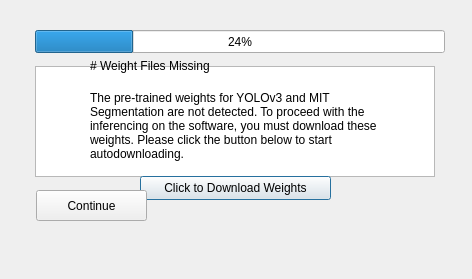
First picture: the form in src/qt_designer_file/weightDownloader.ui, repository rettholzapfel33/Noisey-image, before the edit.
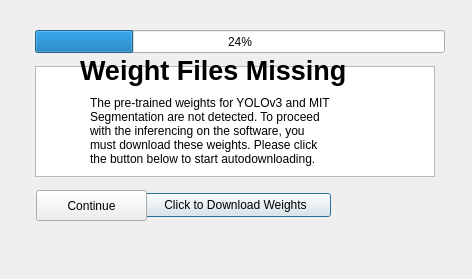
Second picture: the form after the edit.

Patch:
```diff
--- a/src/qt_designer_file/weightDownloader.ui
+++ b/src/qt_designer_file/weightDownloader.ui
@@ -43,7 +43,7 @@
    <property name="geometry">
     <rect>
      <x>140</x>
-     <y>176</y>
+     <y>193</y>
      <width>191</width>
      <height>24</height>
     </rect>
@@ -52,38 +52,6 @@
     <string>Click to Download Weights</string>
    </property>
   </widget>
-  <widget class="QLabel" name="detailExplain">
-   <property name="geometry">
-    <rect>
-     <x>90</x>
-     <y>75</y>
-     <width>291</width>
-     <height>101</height>
-    </rect>
-   </property>
-   <property name="text">
-    <string>The pre-trained weights for YOLOv3 and MIT Segmentation are not detected. To proceed with the inferencing on the software, you must download these weights. Please click the button below to start autodownloading.</string>
-   </property>
-   <property name="wordWrap">
-    <bool>true</bool>
-   </property>
-  </widget>
-  <widget class="QLabel" name="titleExplain">
-   <property name="geometry">
-    <rect>
-     <x>90</x>
-     <y>40</y>
-     <width>291</width>
-     <height>51</height>
-    </rect>
-   </property>
-   <property name="text">
-    <string># Weight Files Missing</string>
-   </property>
-   <property name="textFormat">
-    <enum>Qt::MarkdownText</enum>
-   </property>
-  </widget>
   <widget class="QPushButton" name="afterDownload">
    <property name="geometry">
     <rect>
@@ -97,6 +65,32 @@
     <string>Continue</string>
    </property>
   </widget>
+  <widget class="QLabel" name="titleExplain">
+   <property name="geometry">
+    <rect>
+     <x>80</x>
+     <y>40</y>
+     <width>341</width>
+     <height>61</height>
+    </rect>
+   </property>
+   <property name="text">
+    <string>&lt;html&gt;&lt;head/&gt;&lt;body&gt;&lt;p&gt;&lt;span style=&quot; font-size:20pt; font-weight:600;&quot;&gt;Weight Files Missing&lt;/span&gt;&lt;/p&gt;&lt;/body&gt;&lt;/html&gt;</string>
+   </property>
+  </widget>
+  <widget class="QLabel" name="detailExplain">
+   <property name="geometry">
+    <rect>
+     <x>90</x>
+     <y>86</y>
+     <width>291</width>
+     <height>91</height>
+    </rect>
+   </property>
+   <property name="text">
+    <string>&lt;html&gt;&lt;head/&gt;&lt;body&gt;&lt;p&gt;The pre-trained weights for YOLOv3 and MIT &lt;br&gt; Segmentation are not detected. To proceed &lt;br&gt; with the inferencing on the software, you &lt;br&gt; must download these weights. Please click &lt;br&gt; the button below to start autodownloading.&lt;/p&gt;&lt;/body&gt;&lt;/html&gt;</string>
+   </property>
+  </widget>
  </widget>
  <resources/>
  <connections/>
```
